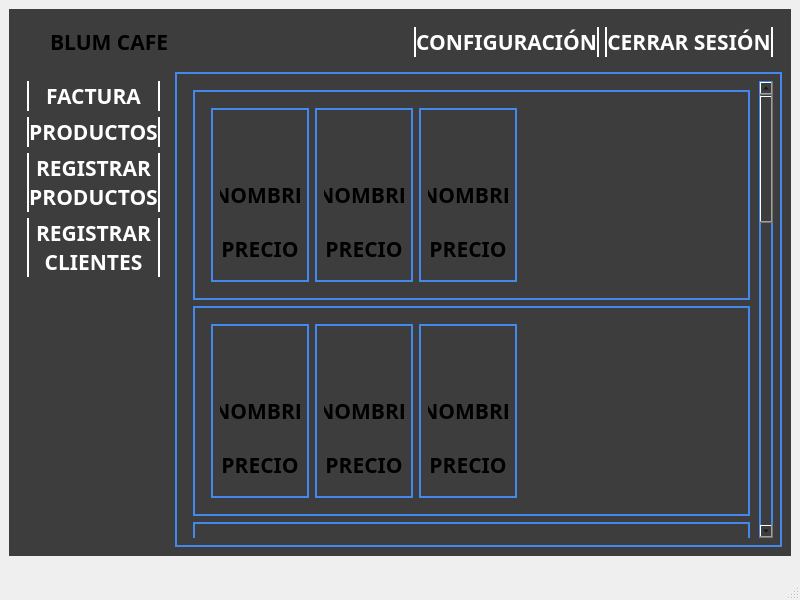
Qt form interfaz/interfaz_principal.ui (DevHarsue/CAFE-BLUM) before a commit.
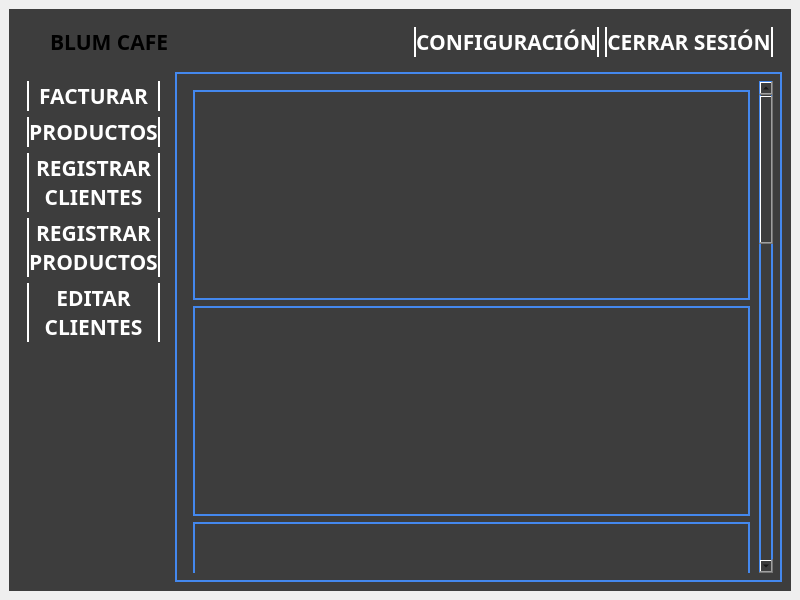
The same form after that commit. The open tabs and pages were chosen to show the change. Icons and pictures are not drawn.

What changed in the file:
```diff
--- a/interfaz/interfaz_principal.ui
+++ b/interfaz/interfaz_principal.ui
@@ -79,7 +79,7 @@
              <cursorShape>PointingHandCursor</cursorShape>
             </property>
             <property name="text">
-             <string>FACTURA</string>
+             <string>FACTURAR</string>
             </property>
            </widget>
           </item>
@@ -94,7 +94,18 @@
            </widget>
           </item>
           <item>
-           <widget class="QPushButton" name="pushButton_3">
+           <widget class="QPushButton" name="boton_v_registrar_cliente">
+            <property name="cursor">
+             <cursorShape>PointingHandCursor</cursorShape>
+            </property>
+            <property name="text">
+             <string>REGISTRAR
+CLIENTES</string>
+            </property>
+           </widget>
+          </item>
+          <item>
+           <widget class="QPushButton" name="boton_v_registrar_producto">
             <property name="cursor">
              <cursorShape>PointingHandCursor</cursorShape>
             </property>
@@ -110,7 +121,7 @@
              <cursorShape>PointingHandCursor</cursorShape>
             </property>
             <property name="text">
-             <string>REGISTRAR
+             <string>EDITAR
 CLIENTES</string>
             </property>
            </widget>
@@ -363,6 +374,80 @@
            </item>
           </layout>
          </widget>
+         <widget class="QWidget" name="widget_actualizar_productos">
+          <layout class="QVBoxLayout" name="verticalLayout_16">
+           <item>
+            <layout class="QVBoxLayout" name="verticalLayout_9">
+             <item>
+              <widget class="QLineEdit" name="lineEdit">
+               <property name="alignment">
+                <set>Qt::AlignmentFlag::AlignCenter</set>
+               </property>
+               <property name="placeholderText">
+                <string>NOMBRE</string>
+               </property>
+              </widget>
+             </item>
+             <item>
+              <widget class="QTextEdit" name="textEdit">
+               <property name="placeholderText">
+                <string>DESCRIPCION PRODUCTO</string>
+               </property>
+              </widget>
+             </item>
+             <item>
+              <widget class="QDoubleSpinBox" name="doubleSpinBox"/>
+             </item>
+             <item>
+              <widget class="QComboBox" name="comboBox_3">
+               <item>
+                <property name="text">
+                 <string>CAFE</string>
+                </property>
+               </item>
+               <item>
+                <property name="text">
+                 <string>TE</string>
+                </property>
+               </item>
+               <item>
+                <property name="text">
+                 <string>CERVEZA</string>
+                </property>
+               </item>
+               <item>
+                <property name="text">
+                 <string>COMIDA</string>
+                </property>
+               </item>
+               <item>
+                <property name="text">
+                 <string>PASTELERIA</string>
+                </property>
+               </item>
+               <item>
+                <property name="text">
+                 <string>CHOCOLATE</string>
+                </property>
+               </item>
+               <item>
+                <property name="text">
+                 <string>MALTEADAS</string>
+                </property>
+               </item>
+              </widget>
+             </item>
+             <item>
+              <widget class="QPushButton" name="pushButton_3">
+               <property name="text">
+                <string>ACTUALIZAR</string>
+               </property>
+              </widget>
+             </item>
+            </layout>
+           </item>
+          </layout>
+         </widget>
          <widget class="QWidget" name="widget_productos">
           <property name="styleSheet">
            <string notr="true">#scroll_principal,#scroll_widget{
@@ -384,7 +469,7 @@
                <rect>
                 <x>0</x>
                 <y>0</y>
-                <width>554</width>
+                <width>559</width>
                 <height>1524</height>
                </rect>
               </property>
@@ -415,6 +500,9 @@
                  <property name="styleSheet">
                   <string notr="true"/>
                  </property>
+                 <property name="verticalScrollBarPolicy">
+                  <enum>Qt::ScrollBarPolicy::ScrollBarAlwaysOff</enum>
+                 </property>
                  <property name="widgetResizable">
                   <bool>true</bool>
                  </property>
@@ -423,7 +511,7 @@
                    <rect>
                     <x>0</x>
                     <y>0</y>
-                    <width>536</width>
+                    <width>541</width>
                     <height>210</height>
                    </rect>
                   </property>
@@ -440,169 +528,31 @@
                    <property name="leftMargin">
                     <number>9</number>
                    </property>
-                   <item alignment="Qt::AlignmentFlag::AlignLeft">
-                    <widget class="QFrame" name="frame">
-                     <property name="styleSheet">
-                      <string notr="true"/>
+                   <item>
+                    <widget class="QTableWidget" name="tableWidget">
+                     <property name="showGrid">
+                      <bool>false</bool>
                      </property>
-                     <layout class="QHBoxLayout" name="horizontalLayout_10">
-                      <item>
-                       <widget class="QWidget" name="widget_2" native="true">
-                        <property name="styleSheet">
-                         <string notr="true"/>
-                        </property>
-                        <layout class="QVBoxLayout" name="verticalLayout_8">
-                         <item>
-                          <widget class="QLabel" name="label_3">
-                           <property name="maximumSize">
-                            <size>
-                             <width>80</width>
-                             <height>80</height>
-                            </size>
-                           </property>
-                           <property name="text">
-                            <string/>
-                           </property>
-                           <property name="pixmap">
-                            <pixmap>../images/cafe.png</pixmap>
-                           </property>
-                           <property name="scaledContents">
-                            <bool>true</bool>
-                           </property>
-                          </widget>
-                         </item>
-                         <item>
-                          <widget class="QLabel" name="label_2">
-                           <property name="maximumSize">
-                            <size>
-                             <width>80</width>
-                             <height>80</height>
-                            </size>
-                           </property>
-                           <property name="text">
-                            <string>NOMBRE</string>
-                           </property>
-                           <property name="alignment">
-                            <set>Qt::AlignmentFlag::AlignCenter</set>
-                           </property>
-                          </widget>
-                         </item>
-                         <item>
-                          <widget class="QLabel" name="label_4">
-                           <property name="text">
-                            <string>PRECIO</string>
-                           </property>
-                           <property name="alignment">
-                            <set>Qt::AlignmentFlag::AlignCenter</set>
-                           </property>
-                          </widget>
-                         </item>
-                        </layout>
-                       </widget>
-                      </item>
-                      <item>
-                       <widget class="QWidget" name="widget_3" native="true">
-                        <layout class="QVBoxLayout" name="verticalLayout_11">
-                         <item>
-                          <widget class="QLabel" name="label_11">
-                           <property name="maximumSize">
-                            <size>
-                             <width>80</width>
-                             <height>80</height>
-                            </size>
-                           </property>
-                           <property name="text">
-                            <string/>
-                           </property>
-                           <property name="pixmap">
-                            <pixmap>../images/cafe.png</pixmap>
-                           </property>
-                           <property name="scaledContents">
-                            <bool>true</bool>
-                           </property>
-                          </widget>
-                         </item>
-                         <item>
-                          <widget class="QLabel" name="label_12">
-                           <property name="maximumSize">
-                            <size>
-                             <width>80</width>
-                             <height>80</height>
-                            </size>
-                           </property>
-                           <property name="text">
-                            <string>NOMBRE</string>
-                           </property>
-                           <property name="alignment">
-                            <set>Qt::AlignmentFlag::AlignCenter</set>
-                           </property>
-                          </widget>
-                         </item>
-                         <item>
-                          <widget class="QLabel" name="label_13">
-                           <property name="text">
-                            <string>PRECIO</string>
-                           </property>
-                           <property name="alignment">
-                            <set>Qt::AlignmentFlag::AlignCenter</set>
-                           </property>
-                          </widget>
-                         </item>
-                        </layout>
-                       </widget>
-                      </item>
-                      <item>
-                       <widget class="QWidget" name="widget_4" native="true">
-                        <layout class="QVBoxLayout" name="verticalLayout_10">
-                         <item>
-                          <widget class="QLabel" name="label_8">
-                           <property name="maximumSize">
-                            <size>
-                             <width>80</width>
-                             <height>80</height>
-                            </size>
-                           </property>
-                           <property name="text">
-                            <string/>
-                           </property>
-                           <property name="pixmap">
-                            <pixmap>../images/cafe.png</pixmap>
-                           </property>
-                           <property name="scaledContents">
-                            <bool>true</bool>
-                           </property>
-                          </widget>
-                         </item>
-                         <item>
-                          <widget class="QLabel" name="label_9">
-                           <property name="maximumSize">
-                            <size>
-                             <width>80</width>
-                             <height>80</height>
-                            </size>
-                           </property>
-                           <property name="text">
-                            <string>NOMBRE</string>
-                           </property>
-                           <property name="alignment">
-                            <set>Qt::AlignmentFlag::AlignCenter</set>
-                           </property>
-                          </widget>
-                         </item>
-                         <item>
-                          <widget class="QLabel" name="label_10">
-                           <property name="text">
-                            <string>PRECIO</string>
-                           </property>
-                           <property name="alignment">
-                            <set>Qt::AlignmentFlag::AlignCenter</set>
-                           </property>
-                          </widget>
-                         </item>
-                        </layout>
-                       </widget>
-                      </item>
-                     </layout>
+                     <attribute name="horizontalHeaderVisible">
+                      <bool>false</bool>
+                     </attribute>
+                     <attribute name="horizontalHeaderMinimumSectionSize">
+                      <number>80</number>
+                     </attribute>
+                     <attribute name="horizontalHeaderDefaultSectionSize">
+                      <number>100</number>
+                     </attribute>
+                     <attribute name="horizontalHeaderStretchLastSection">
+                      <bool>false</bool>
+                     </attribute>
+                     <attribute name="verticalHeaderVisible">
+                      <bool>false</bool>
+                     </attribute>
+                     <row>
+                      <property name="text">
+                       <string>New Row</string>
+                      </property>
+                     </row>
                     </widget>
                    </item>
                   </layout>
@@ -611,6 +561,9 @@
                </item>
                <item>
                 <widget class="QScrollArea" name="scroll_te">
+                 <property name="verticalScrollBarPolicy">
+                  <enum>Qt::ScrollBarPolicy::ScrollBarAlwaysOff</enum>
+                 </property>
                  <property name="widgetResizable">
                   <bool>true</bool>
                  </property>
@@ -619,7 +572,7 @@
                    <rect>
                     <x>0</x>
                     <y>0</y>
-                    <width>536</width>
+                    <width>541</width>
                     <height>210</height>
                    </rect>
                   </property>
@@ -629,164 +582,7 @@
                      <property name="styleSheet">
                       <string notr="true"/>
                      </property>
-                     <layout class="QHBoxLayout" name="horizontalLayout_11">
-                      <item>
-                       <widget class="QWidget" name="widget_5" native="true">
-                        <property name="styleSheet">
-                         <string notr="true"/>
-                        </property>
-                        <layout class="QVBoxLayout" name="verticalLayout_12">
-                         <item>
-                          <widget class="QLabel" name="label_14">
-                           <property name="maximumSize">
-                            <size>
-                             <width>80</width>
-                             <height>80</height>
-                            </size>
-                           </property>
-                           <property name="text">
-                            <string/>
-                           </property>
-                           <property name="pixmap">
-                            <pixmap>../images/te.png</pixmap>
-                           </property>
-                           <property name="scaledContents">
-                            <bool>true</bool>
-                           </property>
-                          </widget>
-                         </item>
-                         <item>
-                          <widget class="QLabel" name="label_15">
-                           <property name="maximumSize">
-                            <size>
-                             <width>80</width>
-                             <height>80</height>
-                            </size>
-                           </property>
-                           <property name="text">
-                            <string>NOMBRE</string>
-                           </property>
-                           <property name="alignment">
-                            <set>Qt::AlignmentFlag::AlignCenter</set>
-                           </property>
-                          </widget>
-                         </item>
-                         <item>
-                          <widget class="QLabel" name="label_16">
-                           <property name="text">
-                            <string>PRECIO</string>
-                           </property>
-                           <property name="alignment">
-                            <set>Qt::AlignmentFlag::AlignCenter</set>
-                           </property>
-                          </widget>
-                         </item>
-                        </layout>
-                       </widget>
-                      </item>
-                      <item>
-                       <widget class="QWidget" name="widget_6" native="true">
-                        <layout class="QVBoxLayout" name="verticalLayout_13">
-                         <item>
-                          <widget class="QLabel" name="label_17">
-                           <property name="maximumSize">
-                            <size>
-                             <width>80</width>
-                             <height>80</height>
-                            </size>
-                           </property>
-                           <property name="text">
-                            <string/>
-                           </property>
-                           <property name="pixmap">
-                            <pixmap>../images/te.png</pixmap>
-                           </property>
-                           <property name="scaledContents">
-                            <bool>true</bool>
-                           </property>
-                          </widget>
-                         </item>
-                         <item>
-                          <widget class="QLabel" name="label_18">
-                           <property name="maximumSize">
-                            <size>
-                             <width>80</width>
-                             <height>80</height>
-                            </size>
-                           </property>
-                           <property name="text">
-                            <string>NOMBRE</string>
-                           </property>
-                           <property name="alignment">
-                            <set>Qt::AlignmentFlag::AlignCenter</set>
-                           </property>
-                          </widget>
-                         </item>
-                         <item>
-                          <widget class="QLabel" name="label_19">
-                           <property name="text">
-                            <string>PRECIO</string>
-                           </property>
-                           <property name="alignment">
-                            <set>Qt::AlignmentFlag::AlignCenter</set>
-                           </property>
-                          </widget>
-                         </item>
-                        </layout>
-                       </widget>
-                      </item>
-                      <item>
-                       <widget class="QWidget" name="widget_7" native="true">
-                        <layout class="QVBoxLayout" name="verticalLayout_14">
-                         <item>
-                          <widget class="QLabel" name="label_20">
-                           <property name="maximumSize">
-                            <size>
-                             <width>80</width>
-                             <height>80</height>
-                            </size>
-                           </property>
-                           <property name="text">
-                            <string/>
-                           </property>
-                           <property name="pixmap">
-                            <pixmap>../images/te.png</pixmap>
-                           </property>
-                           <property name="scaledContents">
-                            <bool>true</bool>
-                           </property>
-                          </widget>
-                         </item>
-                         <item>
-                          <widget class="QLabel" name="label_21">
-                           <property name="maximumSize">
-                            <size>
-                             <width>80</width>
-                             <height>80</height>
-                            </size>
-                           </property>
-                           <property name="text">
-                            <string>NOMBRE</string>
-                           </property>
-                           <property name="alignment">
-                            <set>Qt::AlignmentFlag::AlignCenter</set>
-                           </property>
-                          </widget>
-                         </item>
-                         <item>
-                          <widget class="QLabel" name="label_22">
-                           <property name="text">
-                            <string>PRECIO</string>
-                           </property>
-                           <property name="alignment">
-                            <set>Qt::AlignmentFlag::AlignCenter</set>
-                           </property>
-                          </widget>
-                         </item>
-                        </layout>
-                       </widget>
-                      </item>
-                     </layout>
+                     <layout class="QHBoxLayout" name="layout_te"/>
                     </widget>
                    </item>
                   </layout>
@@ -795,6 +591,9 @@
                </item>
                <item>
                 <widget class="QScrollArea" name="scroll_malteada">
+                 <property name="verticalScrollBarPolicy">
+                  <enum>Qt::ScrollBarPolicy::ScrollBarAlwaysOff</enum>
+                 </property>
                  <property name="widgetResizable">
                   <bool>true</bool>
                  </property>
@@ -803,11 +602,20 @@
                    <rect>
                     <x>0</x>
                     <y>0</y>
-                    <width>536</width>
+                    <width>541</width>
                     <height>210</height>
                    </rect>
                   </property>
-                  <layout class="QHBoxLayout" name="horizontalLayout_5"/>
+                  <layout class="QHBoxLayout" name="horizontalLayout_5">
+                   <item alignment="Qt::AlignmentFlag::AlignLeft">
+                    <widget class="QFrame" name="malteada">
+                     <property name="styleSheet">
+                      <string notr="true"/>
+                     </property>
+                     <layout class="QHBoxLayout" name="layout_malteada"/>
+                    </widget>
+                   </item>
+                  </layout>
                  </widget>
                 </widget>
                </item>
@@ -943,17 +751,6 @@
     </item>
    </layout>
   </widget>
-  <widget class="QMenuBar" name="menubar">
-   <property name="geometry">
-    <rect>
-     <x>0</x>
-     <y>0</y>
-     <width>800</width>
-     <height>33</height>
-    </rect>
-   </property>
-  </widget>
-  <widget class="QStatusBar" name="statusbar"/>
  </widget>
  <tabstops>
   <tabstop>pushButton</tabstop>
```
Left out of the diff: 211 changed lines with no effect on the pictures.
